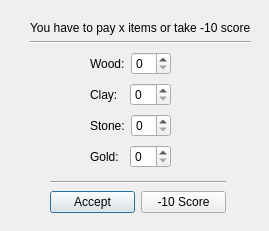
Above: Code/StoneAge/payfood.ui from Scuffed-Boardgames/Qt-StoneAge before the change. Below: the same form after it.
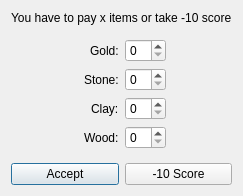
That is the form after the change.

```diff
--- a/Code/StoneAge/payfood.ui
+++ b/Code/StoneAge/payfood.ui
@@ -6,123 +6,108 @@
    <rect>
     <x>0</x>
     <y>0</y>
-    <width>269</width>
-    <height>231</height>
+    <width>219</width>
+    <height>196</height>
    </rect>
   </property>
   <property name="windowTitle">
    <string>Dialog</string>
   </property>
-  <widget class="QWidget" name="layoutWidget">
-   <property name="geometry">
-    <rect>
-     <x>90</x>
-     <y>50</y>
-     <width>81</width>
-     <height>120</height>
-    </rect>
-   </property>
-   <layout class="QVBoxLayout" name="resourceLayout">
-    <item>
-     <layout class="QHBoxLayout" name="horizontalLayout_3">
-      <item>
-       <widget class="QLabel" name="label">
+  <layout class="QVBoxLayout" name="verticalLayout_3">
+   <item alignment="Qt::AlignHCenter">
+    <widget class="QLabel" name="payLabel">
         <property name="text">
-         <string>Wood:</string>
+      <string>You have to pay x items or take -10 score</string>
         </property>
        </widget>
       </item>
       <item>
-       <widget class="QSpinBox" name="spinBoxWood"/>
-      </item>
-     </layout>
-    </item>
-    <item>
-     <layout class="QHBoxLayout" name="horizontalLayout_2">
-      <item>
-       <widget class="QLabel" name="label_2">
-        <property name="text">
-         <string>Clay:</string>
-        </property>
-       </widget>
-      </item>
-      <item>
-       <widget class="QSpinBox" name="spinBoxClay"/>
-      </item>
-     </layout>
-    </item>
-    <item>
-     <layout class="QHBoxLayout" name="horizontalLayout">
-      <item>
-       <widget class="QLabel" name="label_3">
-        <property name="text">
-         <string>Stone:</string>
-        </property>
-       </widget>
-      </item>
-      <item>
-       <widget class="QSpinBox" name="spinBoxStone"/>
-      </item>
-     </layout>
+    <spacer name="verticalSpacer">
+     <property name="orientation">
+      <enum>Qt::Vertical</enum>
+     </property>
+     <property name="sizeType">
+      <enum>QSizePolicy::Preferred</enum>
+     </property>
+     <property name="sizeHint" stdset="0">
+      <size>
+       <width>20</width>
+       <height>40</height>
+      </size>
+     </property>
+    </spacer>
     </item>
     <item>
      <layout class="QHBoxLayout" name="horizontalLayout_4">
-      <item>
+     <item alignment="Qt::AlignRight">
        <widget class="QLabel" name="label_4">
         <property name="text">
          <string>Gold:</string>
         </property>
        </widget>
       </item>
-      <item>
+     <item alignment="Qt::AlignLeft">
        <widget class="QSpinBox" name="spinBoxGold"/>
       </item>
      </layout>
     </item>
-   </layout>
-  </widget>
-  <widget class="QWidget" name="layoutWidget">
-   <property name="geometry">
-    <rect>
-     <x>30</x>
-     <y>20</y>
-     <width>221</width>
-     <height>24</height>
-    </rect>
-   </property>
-   <layout class="QVBoxLayout" name="verticalLayout">
     <item>
-     <widget class="QLabel" name="payLabel">
+    <layout class="QHBoxLayout" name="horizontalLayout">
+     <item alignment="Qt::AlignRight">
+      <widget class="QLabel" name="label_3">
       <property name="text">
-       <string>You have to pay x items or take -10 score</string>
+        <string>Stone:</string>
       </property>
      </widget>
     </item>
+     <item alignment="Qt::AlignLeft">
+      <widget class="QSpinBox" name="spinBoxStone"/>
+     </item>
+    </layout>
+   </item>
     <item>
-     <widget class="Line" name="line">
-      <property name="orientation">
-       <enum>Qt::Horizontal</enum>
+    <layout class="QHBoxLayout" name="horizontalLayout_2">
+     <item alignment="Qt::AlignRight">
+      <widget class="QLabel" name="label_2">
+       <property name="text">
+        <string>Clay:</string>
       </property>
      </widget>
     </item>
-   </layout>
-  </widget>
-  <widget class="QWidget" name="layoutWidget">
-   <property name="geometry">
-    <rect>
-     <x>50</x>
-     <y>180</y>
-     <width>176</width>
-     <height>34</height>
-    </rect>
-   </property>
-   <layout class="QVBoxLayout" name="verticalLayout_2">
+     <item alignment="Qt::AlignLeft">
+      <widget class="QSpinBox" name="spinBoxClay"/>
+     </item>
+    </layout>
+   </item>
+   <item>
+    <layout class="QHBoxLayout" name="horizontalLayout_3">
+     <item alignment="Qt::AlignRight">
+      <widget class="QLabel" name="label">
+       <property name="text">
+        <string>Wood:</string>
+       </property>
+      </widget>
+     </item>
+     <item alignment="Qt::AlignLeft">
+      <widget class="QSpinBox" name="spinBoxWood"/>
+     </item>
+    </layout>
+   </item>
     <item>
-     <widget class="Line" name="line_2">
+    <spacer name="verticalSpacer_2">
       <property name="orientation">
-       <enum>Qt::Horizontal</enum>
-      </property>
-     </widget>
+      <enum>Qt::Vertical</enum>
+     </property>
+     <property name="sizeType">
+      <enum>QSizePolicy::Preferred</enum>
+     </property>
+     <property name="sizeHint" stdset="0">
+      <size>
+       <width>20</width>
+       <height>40</height>
+      </size>
+     </property>
+    </spacer>
     </item>
     <item>
      <layout class="QHBoxLayout" name="horizontalLayout_5">
@@ -143,7 +128,6 @@
      </layout>
     </item>
    </layout>
-  </widget>
  </widget>
  <resources/>
  <connections/>
```
Lines whose indentation alone changed are shown as unchanged.
